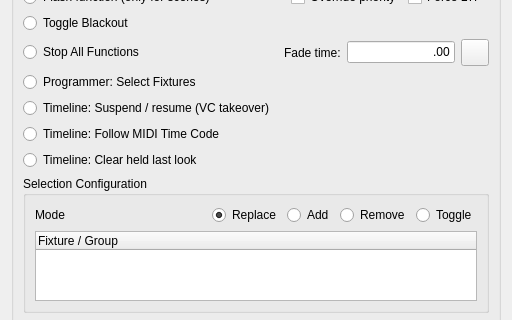
Before: the Qt Designer form ui/src/virtualconsole/vcbuttonproperties.ui in sandinak/qlcconsole, drawn with Qt 5; both pictures show x 0 to 512 and y 182 to 502 of the 512 by 615 pixel window.
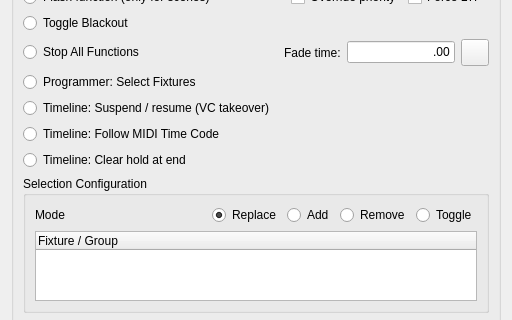
After: the same form once the commit is applied. Icons and pictures are not drawn.

Commit message: Q70: one word per idea -- Plot symbol, Plot layers, Operate, Hold at end

What changed in the file:
```diff
--- a/ui/src/virtualconsole/vcbuttonproperties.ui
+++ b/ui/src/virtualconsole/vcbuttonproperties.ui
@@ -181,7 +181,7 @@
       <item>
        <widget class="QRadioButton" name="m_clearLastLook">
         <property name="text">
-         <string>Timeline: Clear held last look</string>
+         <string>Timeline: Clear hold at end</string>
         </property>
        </widget>
       </item>
```
The commit also changes 41 other files.
